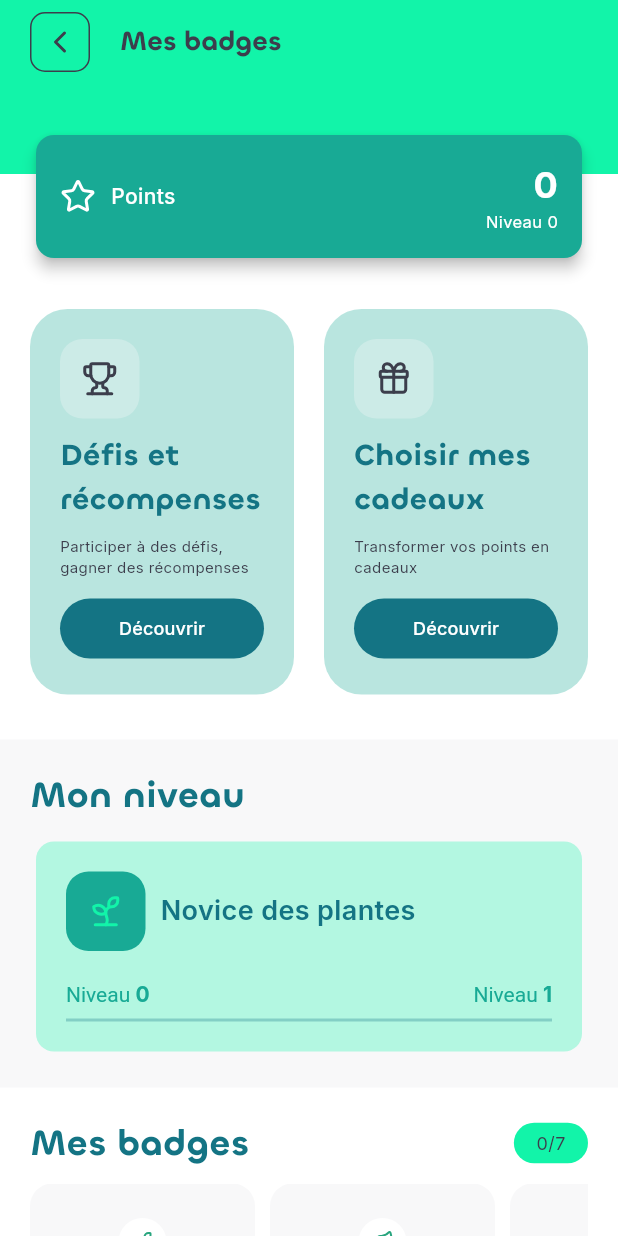
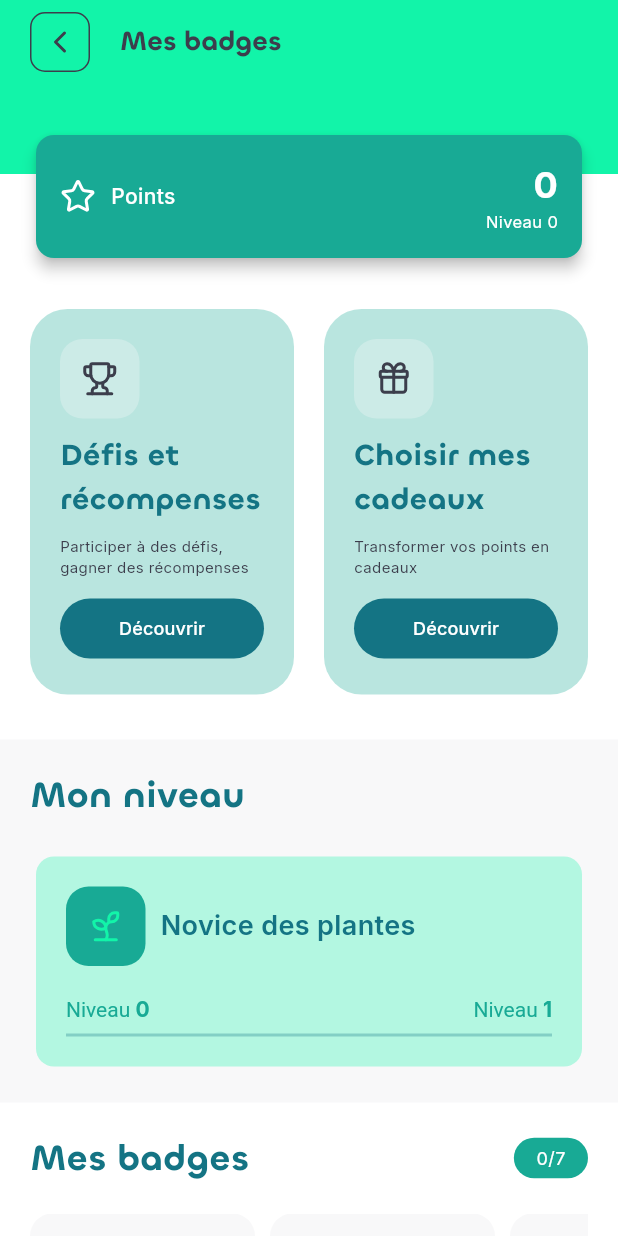
Before and after one commit to huguesleger/plant_match_v2, a Flutter app: the ProfilBadgePage screen opened directly with empty values, on a phone screen of 412 x 824 dp. Run offline on Flutter 3.47's test engine with Material 3 defaults, Android fonts, the phone set to English and light mode, and no system bars; our stand-ins replace cloud_firestore, firebase_auth, firebase_core, firebase_storage, flutter_bloc, flutter_form_builder and 10 more; missing offline and left inert: app_tracking_transparency, fancy_password_field, flutter_facebook_auth; accounts and stored records are empty; generated files the repository leaves out were written again.

Commit message:
change color badge + fix spacing

```diff
--- a/lib/presentation/profil/presentation/profil_badge/profil_badge_screen.dart
+++ b/lib/presentation/profil/presentation/profil_badge/profil_badge_screen.dart
@@ -35,7 +35,9 @@ class ProfilBadgeScreen extends StatelessWidget {
             Padding(
               padding: const EdgeInsets.only(top: 30, left: 20, right: 20),
               child: ProfilBadgeCardHeader(
-                  currentPoints: currentPoints, level: level),
+                currentPoints: currentPoints,
+                level: level,
+              ),
             ),
             Expanded(
               child: SingleChildScrollView(
@@ -61,7 +63,7 @@ class ProfilBadgeScreen extends StatelessWidget {
                               title: 'Mon niveau',
                               fontSize: AppTypo.textXl,
                             ),
-                            const SizedBox(height: 10),
+                            const SizedBox(height: 20),
                             ProfilBadgeLevelCard(
                               level: level,
                               points: currentPoints,
@@ -86,15 +88,15 @@ class ProfilBadgeScreen extends StatelessWidget {
                               '$level/$levels',
                               style: const TextStyle(
                                 fontSize: AppTypo.textXs,
-                                color: AppColors.greyDark,
+                                color: AppColors.white,
                               ),
                             ),
-                            badgeColor: AppColors.greenLight,
+                            badgeColor: AppColors.greenMedium,
                           ),
                         ],
                       ),
                     ),
-                    const SizedBox(height: 10),
+                    const SizedBox(height: 20),
                     SizedBox(
                       height: 150,
                       child: Padding(
@@ -102,7 +104,7 @@ class ProfilBadgeScreen extends StatelessWidget {
                         child: ProfilBadgeLevelItems(currentLevel: level),
                       ),
                     ),
-                    const SizedBox(height: 30),
+                    const SizedBox(height: 50),
                   ],
                 ),
               ),
```
